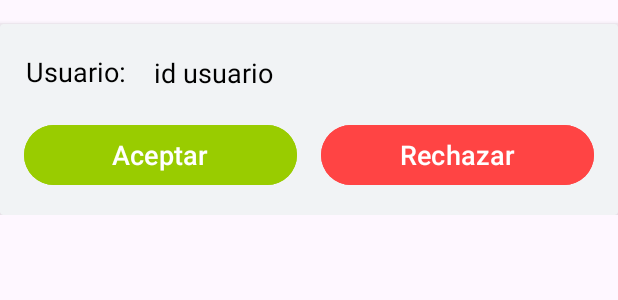
After one commit to pelazas/ProductivityApp, an Android app: the layout recycler_view_request.xml on its own in the app's theme, with its tools: preview values and no code run, on a phone screen of 412 x 824 dp. The commit adds this screen. Shown: the top 300 px of the screen. Run offline under Robolectric (Android 15) with nearby library versions, the phone set to English and light mode, and no system bars.

Commit message:
vista para una solicitud y para la busqueda de un nuevo amigo

```diff
--- a/app/src/main/res/layout/fragment_requests.xml
+++ b/app/src/main/res/layout/fragment_requests.xml
@@ -5,10 +5,4 @@
     android:layout_height="match_parent"
     tools:context=".presentacion.social.requests.RequestsFragment">
 
-    <!-- TODO: Update blank fragment layout -->
-    <TextView
-        android:layout_width="match_parent"
-        android:layout_height="match_parent"
-        android:text="@string/hello_blank_fragment" />
-
 </FrameLayout>
--- /dev/null
+++ b/app/src/main/res/layout/recycler_view_request.xml
@@ -0,0 +1,84 @@
+<?xml version="1.0" encoding="utf-8"?>
+<androidx.constraintlayout.widget.ConstraintLayout xmlns:android="http://schemas.android.com/apk/res/android"
+    xmlns:app="http://schemas.android.com/apk/res-auto"
+    xmlns:tools="http://schemas.android.com/tools"
+    android:layout_width="match_parent"
+    android:layout_height="wrap_content">
+
+    <androidx.cardview.widget.CardView
+        android:layout_width="match_parent"
+        android:layout_height="wrap_content"
+        android:backgroundTint="#f1f3f5"
+        android:layout_marginTop="16dp"
+        app:layout_constraintBottom_toBottomOf="parent"
+        app:layout_constraintEnd_toEndOf="parent"
+        app:layout_constraintStart_toStartOf="parent"
+        app:layout_constraintTop_toTopOf="parent" >
+
+        <androidx.constraintlayout.widget.ConstraintLayout
+            android:layout_width="match_parent"
+            android:layout_height="wrap_content"
+            android:padding="16dp">
+
+            <TextView
+                android:id="@+id/textViewUser"
+                android:layout_width="77dp"
+                android:layout_height="29dp"
+                android:text="Usuario: "
+                android:textColor="@android:color/black"
+                android:textSize="18sp"
+                app:layout_constraintBottom_toTopOf="@+id/buttonBar"
+                app:layout_constraintEnd_toEndOf="parent"
+                app:layout_constraintHorizontal_bias="0.005"
+                app:layout_constraintStart_toStartOf="parent"
+                app:layout_constraintTop_toTopOf="parent"
+                app:layout_constraintVertical_bias="0.194" />
+
+            <TextView
+                android:id="@+id/textViewUserId"
+                android:layout_width="287dp"
+                android:layout_height="27dp"
+                android:layout_marginTop="4dp"
+                android:text="id usuario"
+                android:textColor="@android:color/black"
+                android:textSize="18sp"
+                app:layout_constraintEnd_toEndOf="parent"
+                app:layout_constraintHorizontal_bias="0.589"
+                app:layout_constraintStart_toEndOf="@+id/textViewUser"
+                app:layout_constraintTop_toTopOf="parent" />
+
+            <LinearLayout
+                android:id="@+id/buttonBar"
+                android:layout_width="0dp"
+                android:layout_height="wrap_content"
+                android:orientation="horizontal"
+                app:layout_constraintTop_toBottomOf="@+id/textViewUserId"
+                app:layout_constraintStart_toStartOf="parent"
+                app:layout_constraintEnd_toEndOf="parent"
+                app:layout_constraintBottom_toBottomOf="parent"
+                app:layout_constraintVertical_bias="0.5"
+                android:layout_marginTop="16dp">
+
+                <Button
+                    android:id="@+id/buttonAceptar"
+                    android:layout_width="0dp"
+                    android:layout_height="wrap_content"
+                    android:layout_marginEnd="8dp"
+                    android:layout_weight="1"
+                    android:backgroundTint="@android:color/holo_green_light"
+                    android:text="Aceptar"
+                    android:textSize="18sp" />
+
+                <Button
+                    android:id="@+id/buttonRechazar"
+                    android:layout_width="0dp"
+                    android:layout_height="wrap_content"
+                    android:layout_marginStart="8dp"
+                    android:layout_weight="1"
+                    android:backgroundTint="@android:color/holo_red_light"
+                    android:text="Rechazar"
+                    android:textSize="18sp" />
+            </LinearLayout>
+        </androidx.constraintlayout.widget.ConstraintLayout>
+    </androidx.cardview.widget.CardView>
+</androidx.constraintlayout.widget.ConstraintLayout>
```
Also changed, not shown: app/src/main/res/layout/recycler_view_friends_search.xml (added, +75 -0 lines).
